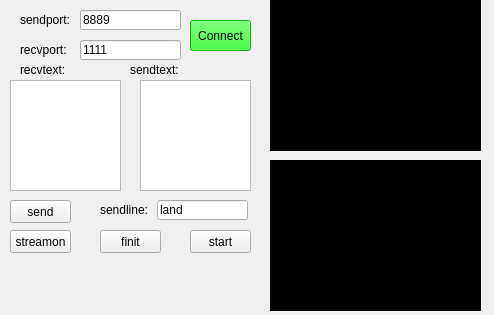
luckpoy/a-upper-computer-controlled-for-Tello, file mainwindow.ui: the form before one commit.
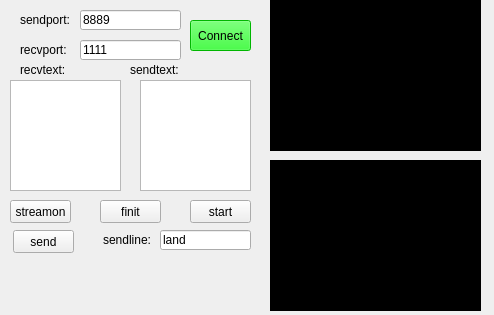
The form after the commit. Icons and pictures are not drawn.

Diff of the .ui file:
```diff
--- a/mainwindow.ui
+++ b/mainwindow.ui
@@ -79,8 +79,8 @@
    <widget class="QPushButton" name="sendButton">
     <property name="geometry">
      <rect>
-      <x>10</x>
-      <y>200</y>
+      <x>13</x>
+      <y>230</y>
       <width>61</width>
       <height>23</height>
      </rect>
@@ -95,8 +95,8 @@
    <widget class="QLineEdit" name="sendline">
     <property name="geometry">
      <rect>
-      <x>157</x>
-      <y>200</y>
+      <x>160</x>
+      <y>230</y>
       <width>91</width>
       <height>20</height>
      </rect>
@@ -108,8 +108,8 @@
    <widget class="QLabel" name="label_3">
     <property name="geometry">
      <rect>
-      <x>100</x>
-      <y>200</y>
+      <x>103</x>
+      <y>230</y>
       <width>51</width>
       <height>20</height>
      </rect>
@@ -157,7 +157,7 @@
     <property name="geometry">
      <rect>
       <x>10</x>
-      <y>230</y>
+      <y>200</y>
       <width>61</width>
       <height>23</height>
      </rect>
@@ -170,7 +170,7 @@
     <property name="geometry">
      <rect>
       <x>100</x>
-      <y>230</y>
+      <y>200</y>
       <width>61</width>
       <height>23</height>
      </rect>
@@ -209,7 +209,7 @@
     <property name="geometry">
      <rect>
       <x>190</x>
-      <y>230</y>
+      <y>200</y>
       <width>61</width>
       <height>23</height>
      </rect>
```
Left out of the diff: 18 changed lines with no effect on the pictures.
